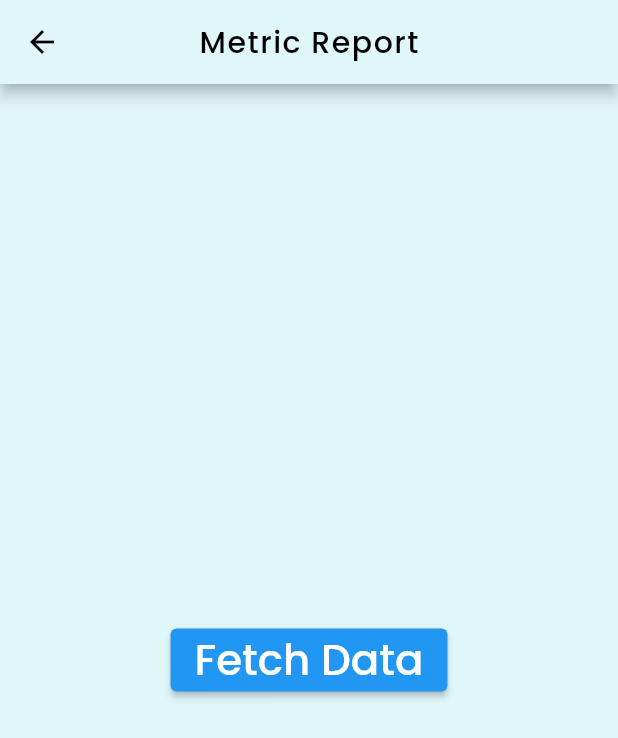
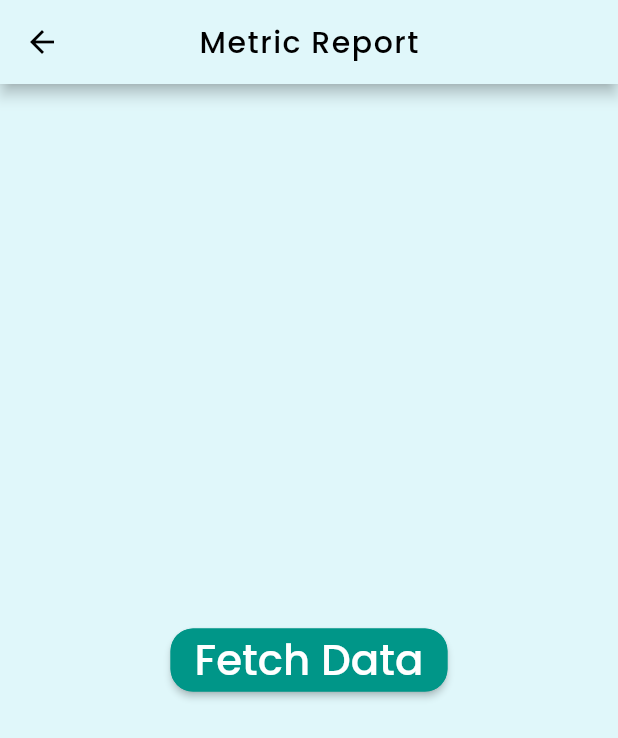
Before and after one commit to JDMukiibs/smart_class_api_consumer, a Flutter app: the Home screen opened by its route, after a tap on "Metric Report", on a phone screen of 412 x 824 dp. Shown: the top 738 px of the screen. Run offline on Flutter 3.47's test engine with Material 2 defaults, Android fonts, the phone set to English and light mode, and no system bars; our stand-ins replace flutter_fadein, flutter_svg, image_picker, shared_preferences, syncfusion_flutter_charts; accounts and stored records are empty.

Commit message:
Added way to store fetched data
With SharedPreferences plugin we are now able to keep fetched data and display it in a bar graph on the Homepage in the recent report container.
Also made some slight adjustments to classes and metric_reports.dart. However, I'm not really liking how the data is being displayed on the Home screen so thinking of how to better represent it that's more appealing to the eye

```diff
--- a/lib/pages/home.dart
+++ b/lib/pages/home.dart
@@ -1,7 +1,10 @@
 import 'package:flutter/cupertino.dart';
 import 'package:flutter/material.dart';
+import 'package:shared_preferences/shared_preferences.dart';
 import 'package:smart_class_api_consumer/helper_widgets_and_functions/shapes.dart';
 import 'package:smart_class_api_consumer/helper_widgets_and_functions/svg_generator.dart';
+import 'package:smart_class_api_consumer/services/student_report.dart';
+import 'package:syncfusion_flutter_charts/charts.dart';
 
 class Home extends StatefulWidget {
   const Home({Key? key}) : super(key: key);
@@ -11,6 +14,29 @@ class Home extends StatefulWidget {
 }
 
 class _HomeState extends State<Home> {
+  final StudentReport _studentReport = StudentReport();
+  late Map<dynamic, dynamic> _chartData = {};
+  late List<EngagementData> _testChartData = [];
+  late TooltipBehavior _tooltipBehavior;
+
+  @override
+  void initState() {
+    _loadStoredData();
+    _tooltipBehavior = TooltipBehavior(enable: true);
+    super.initState();
+  }
+
+  void _loadStoredData() async {
+    final prefs = await SharedPreferences.getInstance();
+
+    setState(() {
+      //read data stored with help of Shared Prefs. If it doesn't exist return 0.0
+      _studentReport.attentiveScore = prefs.getDouble('attentive') ?? 0.0;
+      _studentReport.inattentiveScore = prefs.getDouble('inattentive') ?? 0.0;
+      _studentReport.sleepingScore = prefs.getDouble('sleeping') ?? 0.0;
+    });
+  }
+
   @override
   Widget build(BuildContext context) {
     return Scaffold(
@@ -103,7 +129,7 @@ class _HomeState extends State<Home> {
                   padding: const EdgeInsets.fromLTRB(20.0, 0, 20, 15),
                   child: Container(
                     padding: EdgeInsets.fromLTRB(10, 0, 20, 0),
-                    height: (MediaQuery.of(context).size.height - 200)/2,
+                    height: (MediaQuery.of(context).size.height - 220)/2,
                     decoration: BoxDecoration(
                         color: Colors.teal[100],
                         borderRadius: BorderRadius.all(Radius.circular(20))
@@ -119,7 +145,7 @@ class _HomeState extends State<Home> {
                             color: Colors.black,
                           ),
                         ),
-                        Expanded(child: recentSVG),
+                        Expanded(child: (_studentReport.checkReportStatus()) ? recentSVG : buildChart()),
                       ],
                     ),
                   ),
@@ -131,4 +157,30 @@ class _HomeState extends State<Home> {
       )
     );
   }
+
+  Widget buildChart() {
+    _loadStoredData();
+    _chartData = createChartData(_studentReport);
+    _testChartData = makeListOutOfData(_chartData);
+
+    return SfCartesianChart(
+      palette: <Color>[Colors.teal[800] as Color],
+      tooltipBehavior: _tooltipBehavior,
+      series: <ChartSeries>[
+        BarSeries<EngagementData, String>(
+          name: "Engagement Classification",
+          dataSource: _testChartData,
+          xValueMapper: (EngagementData data,_) => data.classification.capitalize(),
+          yValueMapper: (EngagementData data,_) => data.amount,
+          dataLabelSettings: DataLabelSettings(isVisible: true),
+          enableTooltip: true,
+        )
+      ],
+      primaryXAxis: CategoryAxis(),
+      primaryYAxis: NumericAxis(
+        edgeLabelPlacement: EdgeLabelPlacement.shift,
+        title: AxisTitle(text: "Engagement Classification %age"),
+      ),
+    );
+  }
 }
--- a/lib/pages/metric_reports.dart
+++ b/lib/pages/metric_reports.dart
@@ -1,4 +1,5 @@
 import 'package:flutter/material.dart';
+import 'package:shared_preferences/shared_preferences.dart';
 import 'package:smart_class_api_consumer/services/student_report.dart';
 import 'package:syncfusion_flutter_charts/charts.dart';
 
@@ -14,10 +15,6 @@ class _MetricReportsState extends State<MetricReports> {
   late List<EngagementData> _testChartData = [];
   final StudentReport _studentReport = StudentReport();
   late TooltipBehavior _tooltipBehavior;
-
-  void setupReport() async {
-
-  }
 
   @override
   Widget build(BuildContext context) {
@@ -52,9 +49,25 @@ class _MetricReportsState extends State<MetricReports> {
       mainAxisAlignment: MainAxisAlignment.center,
       children: <Widget>[
         ElevatedButton(
+          style: ButtonStyle(
+            backgroundColor: MaterialStateProperty.all<Color>(Colors.teal),
+            shape: MaterialStateProperty.all<RoundedRectangleBorder>(
+              RoundedRectangleBorder(
+                borderRadius: BorderRadius.circular(15.0),
+                side: BorderSide(color: Colors.teal),
+              )
+            )
+          ),
           onPressed: () async {
             await _studentReport.getReport();
             if (_studentReport.error == ""){
+              // obtain shared preferences to help us store the fetched data
+              final prefs = await SharedPreferences.getInstance();
+
+              // Set values
+              prefs.setDouble("attentive", _studentReport.attentiveScore);
+              prefs.setDouble("inattentive", _studentReport.inattentiveScore);
+              prefs.setDouble("sleeping", _studentReport.sleepingScore);
               setState(() {
                 _chartData = createChartData(_studentReport);
                 _testChartData = makeListOutOfData(_chartData);
@@ -65,7 +78,7 @@ class _MetricReportsState extends State<MetricReports> {
               final snackBar = SnackBar(
                 content: Text("Failed to fetch report!"),
                 action: SnackBarAction(
-                  label: 'Undo',
+                  label: 'Retry',
                   onPressed: (){},
                 ),
               );
--- a/lib/services/student_report.dart
+++ b/lib/services/student_report.dart
@@ -28,7 +28,11 @@ class StudentReport {
   late double inattentiveScore;
   String error = "";
 
-  StudentReport();
+  StudentReport(){
+    this.attentiveScore = 0.0;
+    this.sleepingScore = 0.0;
+    this.inattentiveScore = 0.0;
+  }
 
   Future<void> getReport() async {
 
@@ -56,6 +60,15 @@ class StudentReport {
       error = 'Failed to retrieve data';
     }
 
+  }
+
+  // This function helps us in the Home screen to determine if we were able to get any data from prefs
+  // where prefs will have stored data from our last fetch request onto the phone.
+  bool checkReportStatus() {
+    if (attentiveScore == 0.0 && inattentiveScore == 0.0 && sleepingScore == 0.0)
+      return true;
+    else
+      return false;
   }
 
 }
--- a/pubspec.yaml
+++ b/pubspec.yaml
@@ -34,6 +34,7 @@ dependencies:
   image_picker: ^0.8.2
   http: ^0.13.3
   syncfusion_flutter_charts: ^19.2.49
+  shared_preferences: ^2.0.6
 
 dev_dependencies:
   flutter_test:
```
Also changed, not shown: pubspec.lock.
